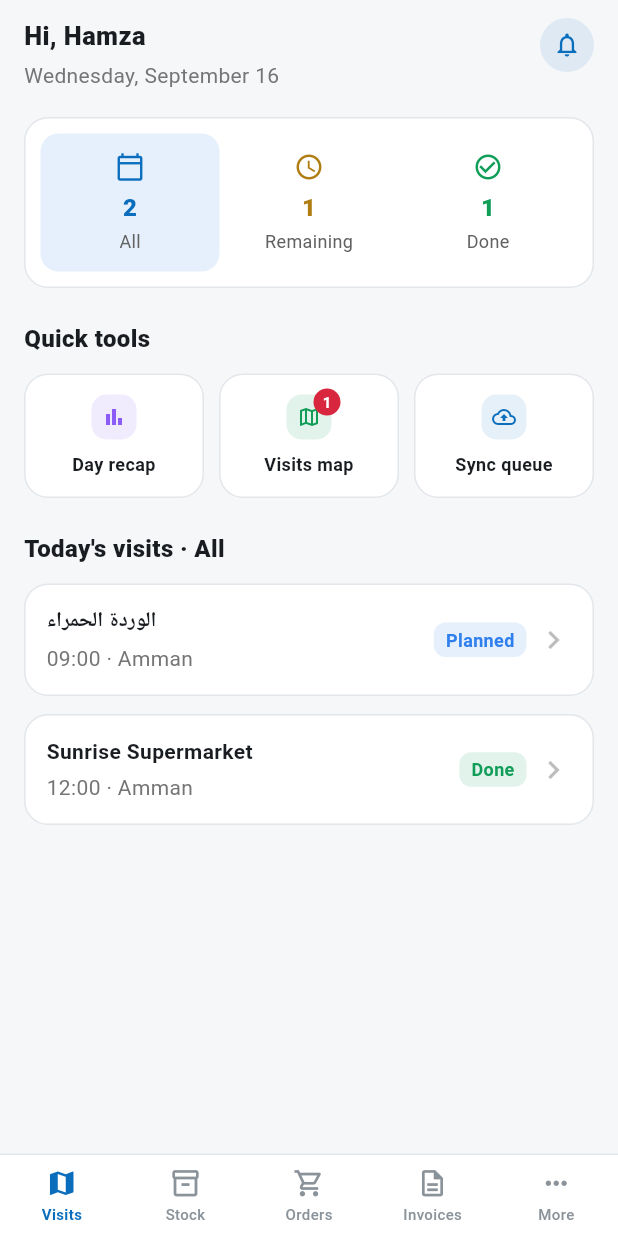
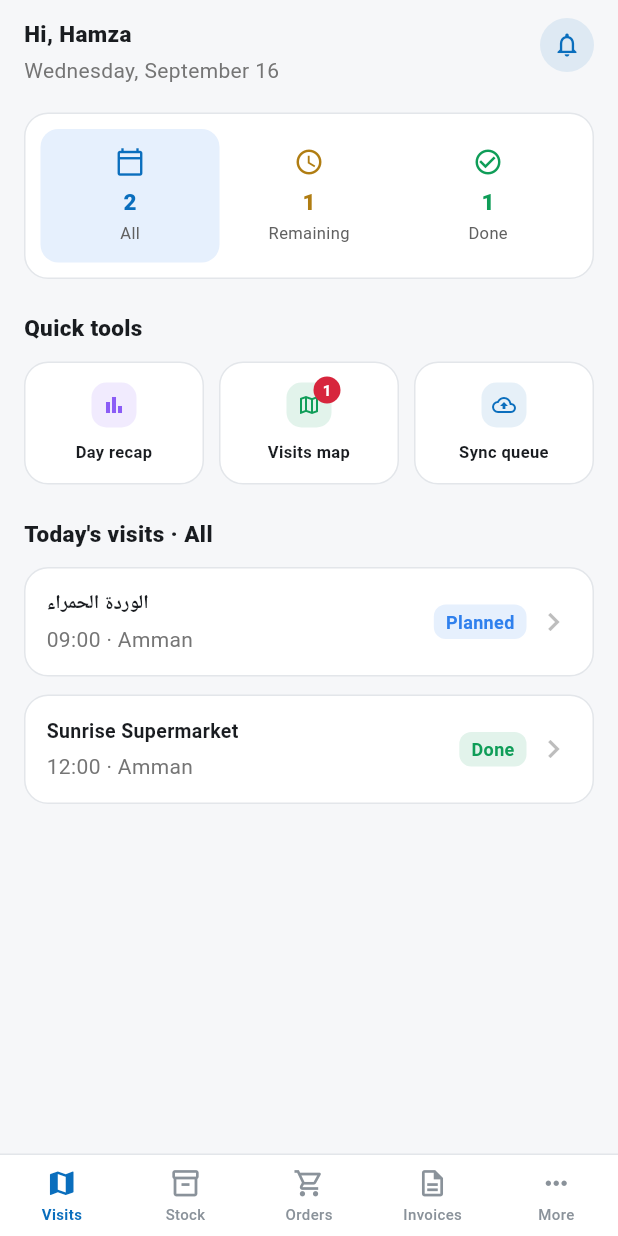
Before and after one commit to hamzatarakhan/sales-app, a Flutter app: the screen it shows after launch, after a tap on "Sign in", on a phone screen of 412 x 824 dp. Run offline on Flutter 3.47's test engine with Material 3 defaults, Android fonts, the phone set to English and light mode, and no system bars.

Commit message:
Toggle theming, softer/smaller field icons, distinct chip bg, tighter card content
- SwitchThemeData added: active track now the brand accent color,
  matching every other "selected" control (chips, segmented
  pickers) instead of a one-off green on the sole Switch in the app.
- InputDecorationTheme: hint text and prefix/suffix icons now use
  the textFaint token (softer) instead of Material defaults; all
  three search icons and the password-visibility icon sized down
  from 24px to 18px.
- AppChip unselected background switched from card (white, nearly
  invisible against the page) to cardAlt -- still a real design-
  system token (surface-alt), just one that actually shows.
- One more general font-size reduction pass for card content
  (titles/labels), while restoring the Badge (12px) and Chip (13px)
  sizes that pass had also caught and shrunk past their pinned
  design-system spec values.

Co-Authored-By: Claude Sonnet 5 <noreply@anthropic.com>

```diff
--- a/lib/screens/invoices/invoices_screen.dart
+++ b/lib/screens/invoices/invoices_screen.dart
@@ -55,7 +55,7 @@ class _InvoicesScreenState extends State<InvoicesScreen> {
             TextField(
               controller: _search,
               onChanged: (_) => setState(() {}),
-              decoration: InputDecoration(hintText: context.t('number_or_customer'), prefixIcon: const Icon(Icons.search)),
+              decoration: InputDecoration(hintText: context.t('number_or_customer'), prefixIcon: const Icon(Icons.search, size: 18)),
             ),
             const SizedBox(height: 12),
             Wrap(
@@ -73,7 +73,7 @@ class _InvoicesScreenState extends State<InvoicesScreen> {
                 mainAxisAlignment: MainAxisAlignment.spaceBetween,
                 children: [
                   Text('${invoices.length} invoices · outstanding', style: TextStyle(color: Colors.grey.shade600)),
-                  Text('${fmtMoney(outstanding)} JOD', style: const TextStyle(fontWeight: FontWeight.w800, fontSize: 13)),
+                  Text('${fmtMoney(outstanding)} JOD', style: const TextStyle(fontWeight: FontWeight.w800, fontSize: 12)),
                 ],
               ),
             ),
@@ -89,7 +89,7 @@ class _InvoicesScreenState extends State<InvoicesScreen> {
                         child: Column(
                           crossAxisAlignment: CrossAxisAlignment.start,
                           children: [
-                            Text(inv.id, style: const TextStyle(fontSize: 14, fontWeight: FontWeight.w700)),
+                            Text(inv.id, style: const TextStyle(fontSize: 13, fontWeight: FontWeight.w700)),
                             const SizedBox(height: 4),
                             Text(inv.customerName, style: TextStyle(color: Colors.grey.shade600)),
                           ],
@@ -98,14 +98,14 @@ class _InvoicesScreenState extends State<InvoicesScreen> {
                       Column(
                         crossAxisAlignment: CrossAxisAlignment.end,
                         children: [
-                          Text('${fmtMoney(inv.total)} JOD', style: const TextStyle(fontWeight: FontWeight.w800, fontSize: 13)),
+                          Text('${fmtMoney(inv.total)} JOD', style: const TextStyle(fontWeight: FontWeight.w800, fontSize: 12)),
                           Text(
                             'due ${fmtDate(inv.dueDate)}',
                             style: TextStyle(
                               color: inv.status == InvoiceStatus.notPaid && inv.dueDate.isBefore(now)
                                   ? AppColors.danger
                                   : Colors.grey.shade600,
-                              fontSize: 12,
+                              fontSize: 11,
                             ),
                           ),
                           const SizedBox(height: 6),
--- a/lib/screens/more/more_screen.dart
+++ b/lib/screens/more/more_screen.dart
@@ -27,7 +27,7 @@ class MoreScreen extends StatelessWidget {
                   child: Column(
                     crossAxisAlignment: CrossAxisAlignment.start,
                     children: [
-                      Text(state.userName, style: const TextStyle(fontSize: 16, fontWeight: FontWeight.w800)),
+                      Text(state.userName, style: const TextStyle(fontSize: 15, fontWeight: FontWeight.w800)),
                       const SizedBox(height: 4),
                       Text(state.userEmail, style: TextStyle(color: Colors.grey.shade600)),
                       Text(state.userCompany, style: TextStyle(color: Colors.grey.shade500)),
@@ -51,7 +51,7 @@ class MoreScreen extends StatelessWidget {
                         children: [
                           const _IconBox(icon: Icons.contrast, bg: AppColors.specialTint, color: AppColors.special),
                           const SizedBox(width: 12),
-                          Text(context.t('appearance'), style: const TextStyle(fontWeight: FontWeight.w700, fontSize: 13)),
+                          Text(context.t('appearance'), style: const TextStyle(fontWeight: FontWeight.w700, fontSize: 12)),
                         ],
                       ),
                       const SizedBox(height: 12),
@@ -77,7 +77,7 @@ class MoreScreen extends StatelessWidget {
                         children: [
                           const _IconBox(icon: Icons.translate, bg: AppColors.specialTint, color: AppColors.special),
                           const SizedBox(width: 12),
-                          Text(context.t('language'), style: const TextStyle(fontWeight: FontWeight.w700, fontSize: 13)),
+                          Text(context.t('language'), style: const TextStyle(fontWeight: FontWeight.w700, fontSize: 12)),
                         ],
                       ),
                       const SizedBox(height: 12),
@@ -104,7 +104,7 @@ class MoreScreen extends StatelessWidget {
                     children: [
                       const _IconBox(icon: Icons.notifications_none, bg: AppColors.warningTint, color: AppColors.warning),
                       const SizedBox(width: 12),
-                      Expanded(child: Text(context.t('visit_reminders'), style: const TextStyle(fontWeight: FontWeight.w700, fontSize: 13))),
+                      Expanded(child: Text(context.t('visit_reminders'), style: const TextStyle(fontWeight: FontWeight.w700, fontSize: 12))),
                       Switch(value: state.visitReminders, onChanged: state.setVisitReminders, activeColor: AppColors.success),
                     ],
                   ),
@@ -184,9 +184,9 @@ class MoreScreen extends StatelessWidget {
           mainAxisSize: MainAxisSize.min,
           crossAxisAlignment: CrossAxisAlignment.start,
           children: [
-            const Text('Sign out?', style: TextStyle(fontSize: 17, fontWeight: FontWeight.w800)),
+            const Text('Sign out?', style: TextStyle(fontSize: 15, fontWeight: FontWeight.w800)),
             const SizedBox(height: 4),
-            Text("You'll need to sign in again to use the app.", style: TextStyle(color: Colors.grey.shade600, fontSize: 13)),
+            Text("You'll need to sign in again to use the app.", style: TextStyle(color: Colors.grey.shade600, fontSize: 12)),
             const SizedBox(height: 20),
             ElevatedButton(
               style: ElevatedButton.styleFrom(backgroundColor: AppColors.danger),
@@ -265,8 +265,8 @@ class _Row extends StatelessWidget {
               child: Column(
                 crossAxisAlignment: CrossAxisAlignment.start,
                 children: [
-                  Text(title, style: TextStyle(fontWeight: FontWeight.w700, fontSize: 13, color: titleColor)),
-                  if (subtitle != null) Text(subtitle!, style: TextStyle(color: Colors.grey.shade600, fontSize: 12)),
+                  Text(title, style: TextStyle(fontWeight: FontWeight.w700, fontSize: 12, color: titleColor)),
+                  if (subtitle != null) Text(subtitle!, style: TextStyle(color: Colors.grey.shade600, fontSize: 11)),
                 ],
               ),
             ),
--- a/lib/screens/more/sync_queue_screen.dart
+++ b/lib/screens/more/sync_queue_screen.dart
@@ -28,7 +28,7 @@ class SyncQueueScreen extends StatelessWidget {
                   children: [
                     Icon(Icons.inbox_outlined, size: 48, color: Colors.grey.shade400),
                     const SizedBox(height: 12),
-                    Text(context.t('nothing_queued'), style: TextStyle(color: Colors.grey.shade600, fontSize: 13)),
+                    Text(context.t('nothing_queued'), style: TextStyle(color: Colors.grey.shade600, fontSize: 12)),
                   ],
                 ),
               ),
--- a/lib/screens/orders/order_detail_screen.dart
+++ b/lib/screens/orders/order_detail_screen.dart
@@ -22,11 +22,11 @@ class OrderDetailScreen extends StatelessWidget {
             Row(
               mainAxisAlignment: MainAxisAlignment.spaceBetween,
               children: [
-                Expanded(child: Text(order.id, style: const TextStyle(fontSize: 17, fontWeight: FontWeight.w800))),
+                Expanded(child: Text(order.id, style: const TextStyle(fontSize: 15, fontWeight: FontWeight.w800))),
                 order.status == OrderStatus.invoiced ? StatusBadge.invoiced(context) : StatusBadge.draft(context),
               ],
             ),
-            Text(order.customerName, style: TextStyle(color: Colors.grey.shade600, fontSize: 13)),
+            Text(order.customerName, style: TextStyle(color: Colors.grey.shade600, fontSize: 12)),
             const SizedBox(height: 14),
             SectionCard(
               child: Column(
@@ -52,7 +52,7 @@ class OrderDetailScreen extends StatelessWidget {
             ),
             if (order.lines.isNotEmpty) ...[
               const SizedBox(height: 18),
-              const Text('Lines', style: TextStyle(fontSize: 16, fontWeight: FontWeight.w800)),
+              const Text('Lines', style: TextStyle(fontSize: 15, fontWeight: FontWeight.w800)),
               const SizedBox(height: 10),
               SectionCard(
                 child: Column(
--- a/lib/screens/orders/orders_screen.dart
+++ b/lib/screens/orders/orders_screen.dart
@@ -39,7 +39,7 @@ class _OrdersScreenState extends State<OrdersScreen> {
             TextField(
               controller: _search,
               onChanged: (_) => setState(() {}),
-              decoration: InputDecoration(hintText: context.t('reference_or_customer'), prefixIcon: const Icon(Icons.search)),
+              decoration: InputDecoration(hintText: context.t('reference_or_customer'), prefixIcon: const Icon(Icons.search, size: 18)),
             ),
             const SizedBox(height: 12),
             Wrap(
@@ -62,7 +62,7 @@ class _OrdersScreenState extends State<OrdersScreen> {
                         child: Column(
                           crossAxisAlignment: CrossAxisAlignment.start,
                           children: [
-                            Text(o.id, style: const TextStyle(fontSize: 14, fontWeight: FontWeight.w700)),
+                            Text(o.id, style: const TextStyle(fontSize: 13, fontWeight: FontWeight.w700)),
                             const SizedBox(height: 4),
                             Text('${o.customerName} · ${fmtDate(o.date)}', style: TextStyle(color: Colors.grey.shade600)),
                           ],
@@ -71,7 +71,7 @@ class _OrdersScreenState extends State<OrdersScreen> {
                       Column(
                         crossAxisAlignment: CrossAxisAlignment.end,
                         children: [
-                          Text('${fmtMoney(o.total)} JOD', style: const TextStyle(fontWeight: FontWeight.w800, fontSize: 13)),
+                          Text('${fmtMoney(o.total)} JOD', style: const TextStyle(fontWeight: FontWeight.w800, fontSize: 12)),
                           const SizedBox(height: 6),
                           o.status == OrderStatus.invoiced ? StatusBadge.invoiced(context) : StatusBadge.draft(context),
                         ],
--- a/lib/screens/sign_in_screen.dart
+++ b/lib/screens/sign_in_screen.dart
@@ -2,6 +2,7 @@ import 'package:flutter/material.dart';
 import '../app_scope.dart';
 import '../l10n.dart';
 import '../root_shell.dart';
+import '../theme.dart';
 import '../widgets/brand_icon.dart';
 
 class SignInScreen extends StatefulWidget {
@@ -31,7 +32,7 @@ class _SignInScreenState extends State<SignInScreen> {
                   const SizedBox(height: 140),
                   const BrandIcon(size: 88),
                   const SizedBox(height: 20),
-                  Text(context.t('app_name'), style: const TextStyle(fontSize: 17, fontWeight: FontWeight.w800)),
+                  Text(context.t('app_name'), style: const TextStyle(fontSize: 15, fontWeight: FontWeight.w800)),
                   const SizedBox(height: 6),
                   Text(context.t('sign_in_subtitle'), style: TextStyle(color: Colors.grey.shade600)),
                   const SizedBox(height: 32),
@@ -57,7 +58,11 @@ class _SignInScreenState extends State<SignInScreen> {
                     onChanged: (_) => setState(() {}),
                     decoration: InputDecoration(
                       suffixIcon: IconButton(
-                        icon: Icon(_obscure ? Icons.visibility_outlined : Icons.visibility_off_outlined),
+                        icon: Icon(
+                          _obscure ? Icons.visibility_outlined : Icons.visibility_off_outlined,
+                          size: 18,
+                          color: AppColors.textFaint,
+                        ),
                         onPressed: () => setState(() => _obscure = !_obscure),
                       ),
                     ),
--- a/lib/screens/splash_screen.dart
+++ b/lib/screens/splash_screen.dart
@@ -75,7 +75,7 @@ class _SplashScreenState extends State<SplashScreen> with TickerProviderStateMix
                 position: _textSlide,
                 child: Text(
                   context.t('app_name'),
-                  style: const TextStyle(color: Colors.black87, fontWeight: FontWeight.w700, fontSize: 19),
+                  style: const TextStyle(color: Colors.black87, fontWeight: FontWeight.w700, fontSize: 17),
                 ),
               ),
             ),
--- a/lib/screens/van_stock/van_stock_detail_screen.dart
+++ b/lib/screens/van_stock/van_stock_detail_screen.dart
@@ -16,7 +16,7 @@ class VanStockDetailScreen extends StatelessWidget {
         child: ListView(
           padding: const EdgeInsets.fromLTRB(16, 8, 16, 24),
           children: [
-            Text(product.name, style: const TextStyle(fontSize: 17, fontWeight: FontWeight.w800)),
+            Text(product.name, style: const TextStyle(fontSize: 15, fontWeight: FontWeight.w800)),
             const SizedBox(height: 4),
             Text(product.sku, style: TextStyle(color: Colors.grey.shade600)),
             const SizedBox(height: 14),
--- a/lib/screens/van_stock/van_stock_screen.dart
+++ b/lib/screens/van_stock/van_stock_screen.dart
@@ -42,7 +42,7 @@ class _VanStockScreenState extends State<VanStockScreen> {
                 TextField(
                   controller: _search,
                   onChanged: (_) => setState(() {}),
-                  decoration: InputDecoration(hintText: context.t('name_or_reference'), prefixIcon: const Icon(Icons.search)),
+                  decoration: InputDecoration(hintText: context.t('name_or_reference'), prefixIcon: const Icon(Icons.search, size: 18)),
                 ),
                 const SizedBox(height: 12),
                 Wrap(
@@ -65,8 +65,8 @@ class _VanStockScreenState extends State<VanStockScreen> {
                             child: Column(
                               crossAxisAlignment: CrossAxisAlignment.start,
                               children: [
-                                Text(p.name, style: const TextStyle(fontSize: 13, fontWeight: FontWeight.w700)),
-                                Text(p.sku, style: TextStyle(color: Colors.grey.shade600, fontSize: 12)),
+                                Text(p.name, style: const TextStyle(fontSize: 12, fontWeight: FontWeight.w700)),
+                                Text(p.sku, style: TextStyle(color: Colors.grey.shade600, fontSize: 11)),
                               ],
                             ),
                           ),
@@ -76,9 +76,9 @@ class _VanStockScreenState extends State<VanStockScreen> {
                               Text('${p.vanStock}',
                                   style: TextStyle(
                                       fontWeight: FontWeight.w800,
-                                      fontSize: 13,
+                                      fontSize: 12,
                                       color: p.isOut ? AppColors.danger : Colors.black87)),
-                              Text(context.t('case_unit'), style: TextStyle(color: Colors.grey.shade600, fontSize: 12)),
+                              Text(context.t('case_unit'), style: TextStyle(color: Colors.grey.shade600, fontSize: 11)),
                             ],
                           ),
                           Icon(Icons.chevron_right, color: Colors.grey.shade400),
--- a/lib/screens/visits/check_in_screen.dart
+++ b/lib/screens/visits/check_in_screen.dart
@@ -48,11 +48,11 @@ class _CheckInScreenState extends State<CheckInScreen> {
               child: Column(
                 children: [
                   if (_distanceM == null) ...[
-                    Text(context.t('not_located_yet'), style: TextStyle(color: Colors.grey.shade600, fontSize: 13)),
+                    Text(context.t('not_located_yet'), style: TextStyle(color: Colors.grey.shade600, fontSize: 12)),
                   ] else ...[
                     Text(
                       '${_distanceM}m away',
-                      style: const TextStyle(color: AppColors.danger, fontWeight: FontWeight.w800, fontSize: 19),
+                      style: const TextStyle(color: AppColors.danger, fontWeight: FontWeight.w800, fontSize: 17),
                     ),
                   ],
                   const SizedBox(height: 12),
@@ -125,7 +125,7 @@ class _CheckInScreenState extends State<CheckInScreen> {
               child: const Icon(Icons.check, color: AppColors.success, size: 32),
             ),
             const SizedBox(height: 16),
-            Text(context.t('check_in_saved'), style: const TextStyle(fontSize: 16, fontWeight: FontWeight.w800)),
+            Text(context.t('check_in_saved'), style: const TextStyle(fontSize: 15, fontWeight: FontWeight.w800)),
             const SizedBox(height: 8),
             Text(
               _distanceM! > 100
--- a/lib/screens/visits/day_recap_screen.dart
+++ b/lib/screens/visits/day_recap_screen.dart
@@ -18,7 +18,7 @@ class DayRecapScreen extends StatelessWidget {
           children: [
             Text(context.t('day_recap_subtitle'), style: TextStyle(color: Colors.grey.shade600)),
             const SizedBox(height: 18),
-            Text(context.t('sales'), style: const TextStyle(fontSize: 16, fontWeight: FontWeight.w800)),
+            Text(context.t('sales'), style: const TextStyle(fontSize: 15, fontWeight: FontWeight.w800)),
             const SizedBox(height: 10),
             SectionCard(
               child: Column(
@@ -32,7 +32,7 @@ class DayRecapScreen extends StatelessWidget {
               ),
             ),
             const SizedBox(height: 22),
-            Text(context.t('nav_visits'), style: const TextStyle(fontSize: 16, fontWeight: FontWeight.w800)),
+            Text(context.t('nav_visits'), style: const TextStyle(fontSize: 15, fontWeight: FontWeight.w800)),
             const SizedBox(height: 10),
             SectionCard(
               child: Column(
--- a/lib/screens/visits/visit_detail_screen.dart
+++ b/lib/screens/visits/visit_detail_screen.dart
@@ -28,7 +28,7 @@ class VisitDetailScreen extends StatelessWidget {
                   mainAxisAlignment: MainAxisAlignment.spaceBetween,
                   children: [
                     Expanded(
-                      child: Text(visit.customerName, style: const TextStyle(fontSize: 17, fontWeight: FontWeight.w800)),
+                      child: Text(visit.customerName, style: const TextStyle(fontSize: 15, fontWeight: FontWeight.w800)),
                     ),
                     visit.status == VisitStatus.done ? StatusBadge.done(context) : StatusBadge.planned(context),
                   ],
--- a/lib/screens/visits/visits_screen.dart
+++ b/lib/screens/visits/visits_screen.dart
@@ -65,7 +65,7 @@ class _VisitsScreenState extends State<VisitsScreen> {
                     crossAxisAlignment: CrossAxisAlignment.start,
                     children: [
                       Text(context.t('greeting', [state.userName.split(' ').first]),
-                          style: const TextStyle(fontSize: 17, fontWeight: FontWeight.w800)),
+                          style: const TextStyle(fontSize: 15, fontWeight: FontWeight.w800)),
                       const SizedBox(height: 4),
                       Text('${_weekday[now.weekday - 1]}, ${_month[now.month - 1]} ${now.day}',
                           style: TextStyle(color: Colors.grey.shade600)),
@@ -119,7 +119,7 @@ class _VisitsScreenState extends State<VisitsScreen> {
               ),
             ),
             const SizedBox(height: 22),
-            Text(context.t('quick_tools'), style: const TextStyle(fontSize: 16, fontWeight: FontWeight.w800)),
+            Text(context.t('quick_tools'), style: const TextStyle(fontSize: 15, fontWeight: FontWeight.w800)),
             const SizedBox(height: 12),
             Row(
               children: [
@@ -156,7 +156,7 @@ class _VisitsScreenState extends State<VisitsScreen> {
               ],
             ),
             const SizedBox(height: 22),
-            Text('${context.t('today_visits')} · $filterLabel', style: const TextStyle(fontSize: 16, fontWeight: FontWeight.w800)),
+            Text('${context.t('today_visits')} · $filterLabel', style: const TextStyle(fontSize: 15, fontWeight: FontWeight.w800)),
             const SizedBox(height: 12),
             for (final v in shown) ...[
               _VisitCard(visit: v),
@@ -200,9 +200,9 @@ class _StatTile extends StatelessWidget {
           children: [
             Icon(icon, color: color, size: 20),
             const SizedBox(height: 6),
-            Text(value, style: TextStyle(fontSize: 16, fontWeight: FontWeight.w800, color: color)),
+            Text(value, style: TextStyle(fontSize: 15, fontWeight: FontWeight.w800, color: color)),
             const SizedBox(height: 2),
-            Text(label, style: TextStyle(color: Colors.grey.shade700, fontSize: 12)),
+            Text(label, style: TextStyle(color: Colors.grey.shade700, fontSize: 11)),
           ],
         ),
       ),
@@ -259,7 +259,7 @@ class _QuickTool extends StatelessWidget {
               ],
             ),
             const SizedBox(height: 8),
-            Text(label, textAlign: TextAlign.center, style: const TextStyle(fontSize: 12, fontWeight: FontWeight.w600)),
+            Text(label, textAlign: TextAlign.center, style: const TextStyle(fontSize: 11, fontWeight: FontWeight.w600)),
           ],
         ),
       ),
@@ -283,7 +283,7 @@ class _VisitCard extends StatelessWidget {
               child: Column(
                 crossAxisAlignment: CrossAxisAlignment.start,
                 children: [
-                  Text(visit.customerName, style: const TextStyle(fontSize: 14, fontWeight: FontWeight.w700)),
+                  Text(visit.customerName, style: const TextStyle(fontSize: 13, fontWeight: FontWeight.w700)),
                   const SizedBox(height: 4),
                   Text('${visit.scheduledTime} · ${visit.city}', style: TextStyle(color: Colors.grey.shade600)),
                 ],
--- a/lib/theme.dart
+++ b/lib/theme.dart
@@ -85,6 +85,9 @@ ThemeData buildTheme(Brightness brightness) {
       filled: true,
       fillColor: card,
       contentPadding: const EdgeInsets.symmetric(horizontal: 14, vertical: 11),
+      hintStyle: const TextStyle(color: AppColors.textFaint, fontSize: 13, fontWeight: FontWeight.w400),
+      prefixIconColor: AppColors.textFaint,
+      suffixIconColor: AppColors.textFaint,
       border: OutlineInputBorder(
         borderRadius: BorderRadius.circular(14),
         borderSide: BorderSide(color: border),
@@ -97,6 +100,16 @@ ThemeData buildTheme(Brightness brightness) {
         borderRadius: BorderRadius.circular(14),
         borderSide: const BorderSide(color: AppColors.primary, width: 1.5),
       ),
+    ),
+    switchTheme: SwitchThemeData(
+      // Every other "active" control in the app (chips, segmented
+      // pickers, selected rows) uses the accent color when on -- the
+      // Switch should follow the same rule instead of a one-off green.
+      thumbColor: const WidgetStatePropertyAll(AppColors.onPrimary),
+      trackColor: WidgetStateProperty.resolveWith((states) =>
+          states.contains(WidgetState.selected) ? AppColors.primary : (isDark ? AppColors.cardAltDark : AppColors.cardAlt)),
+      trackOutlineColor: WidgetStateProperty.resolveWith(
+          (states) => states.contains(WidgetState.selected) ? Colors.transparent : border),
     ),
     elevatedButtonTheme: ElevatedButtonThemeData(
       style: ElevatedButton.styleFrom(
--- a/lib/widgets/common.dart
+++ b/lib/widgets/common.dart
@@ -129,9 +129,9 @@ class KeyValueRow extends StatelessWidget {
       child: Row(
         mainAxisAlignment: MainAxisAlignment.spaceBetween,
         children: [
-          Text(label, style: TextStyle(color: Colors.grey.shade600, fontSize: 12)),
+          Text(label, style: TextStyle(color: Colors.grey.shade600, fontSize: 11)),
           trailing ??
-              Text(value, style: valueStyle ?? const TextStyle(fontWeight: FontWeight.w700, fontSize: 12)),
+              Text(value, style: valueStyle ?? const TextStyle(fontWeight: FontWeight.w700, fontSize: 11)),
         ],
       ),
     );
@@ -152,10 +152,14 @@ class AppChip extends StatelessWidget {
   Widget build(BuildContext context) {
     final isDark = Theme.of(context).brightness == Brightness.dark;
     final border = isDark ? AppColors.dividerDark : AppColors.divider;
-    final card = isDark ? AppColors.cardDark : AppColors.card;
+    // Unselected fill is surface-alt, not surface (card) -- against a
+    // white card and a near-white page background, a white chip read
+    // as invisible until you noticed the 1px border. surface-alt gives
+    // it real presence while staying a real design-system token.
+    final unselectedBg = isDark ? AppColors.cardAltDark : AppColors.cardAlt;
     // design-system.html .m-chip, applied literally: padding: 8px 16px;
     // border-radius: 999px; font-size: 13px; font-weight: 600; border:
-    // 1px solid var(--border); background: var(--surface); color:
+    // 1px solid var(--border); background: var(--surface-alt); color:
     // var(--text-muted) — and only .active swaps to solid accent fill.
     return ChoiceChip(
       label: Text(label),
@@ -171,7 +175,7 @@ class AppChip extends StatelessWidget {
         fontWeight: FontWeight.w600,
         fontSize: 13,
       ),
-      backgroundColor: card,
+      backgroundColor: unselectedBg,
       shape: RoundedRectangleBorder(borderRadius: BorderRadius.circular(999)),
       side: BorderSide(color: selected ? AppColors.primary : border),
     );
```
Also changed, not shown: lib/screens/invoices/invoice_detail_screen.dart (+5 -5 lines), lib/screens/invoices/record_payment_screen.dart (+4 -4 lines), lib/screens/orders/new_order_screen.dart (+5 -5 lines), lib/screens/visits/visits_map_screen.dart (+6 -6 lines).
